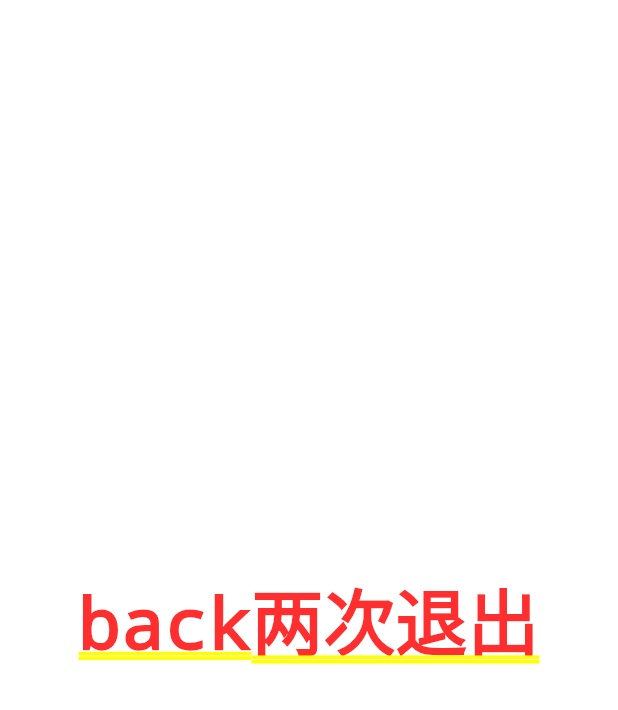
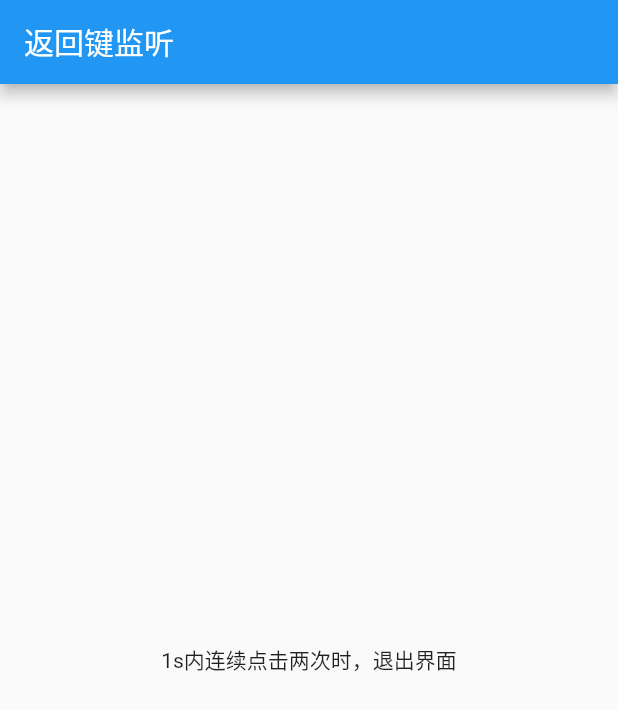
Before and after one commit to jhj24/flutter_app, a Flutter app: the screen it shows after launch, after a tap on "返回键", on a phone screen of 412 x 824 dp. Shown: the top 710 px of the screen. Run offline on Flutter 3.47's test engine with Material 2 defaults, Android fonts, the phone set to English and light mode, and no system bars.

Commit message:
优化android 返回键监听

```diff
--- a/lib/return_back.dart
+++ b/lib/return_back.dart
@@ -13,12 +13,21 @@ class _ReturnBack extends State<ReturnBack> {
   @override
   Widget build(BuildContext context) {
     return WillPopScope(
-      child: Container(
-        alignment: Alignment.center,
-        child: Text("back两次退出"),
+      child: MaterialApp(
+        title: "",
+        home: Scaffold(
+          appBar: AppBar(
+            title: Text("返回键监听"),
+          ),
+          body: Container(
+            alignment: Alignment.center,
+            child: Text("1s内连续点击两次时，退出界面"),
+          ),
+        ),
       ),
       onWillPop: () async {
-        if (null == _lastPress || DateTime.now().difference(_lastPress) > Duration(seconds: 1)) {
+        if (null == _lastPress ||
+            DateTime.now().difference(_lastPress) > Duration(seconds: 1)) {
           _lastPress = DateTime.now();
           return false; // false = 不退出
         }
```
